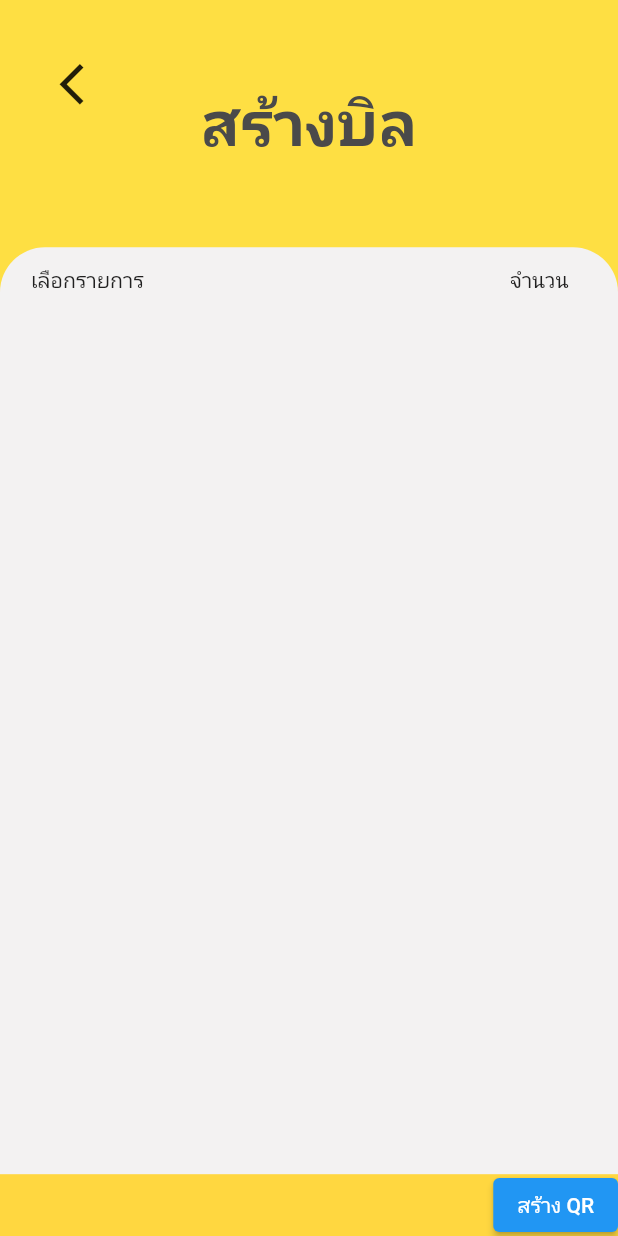
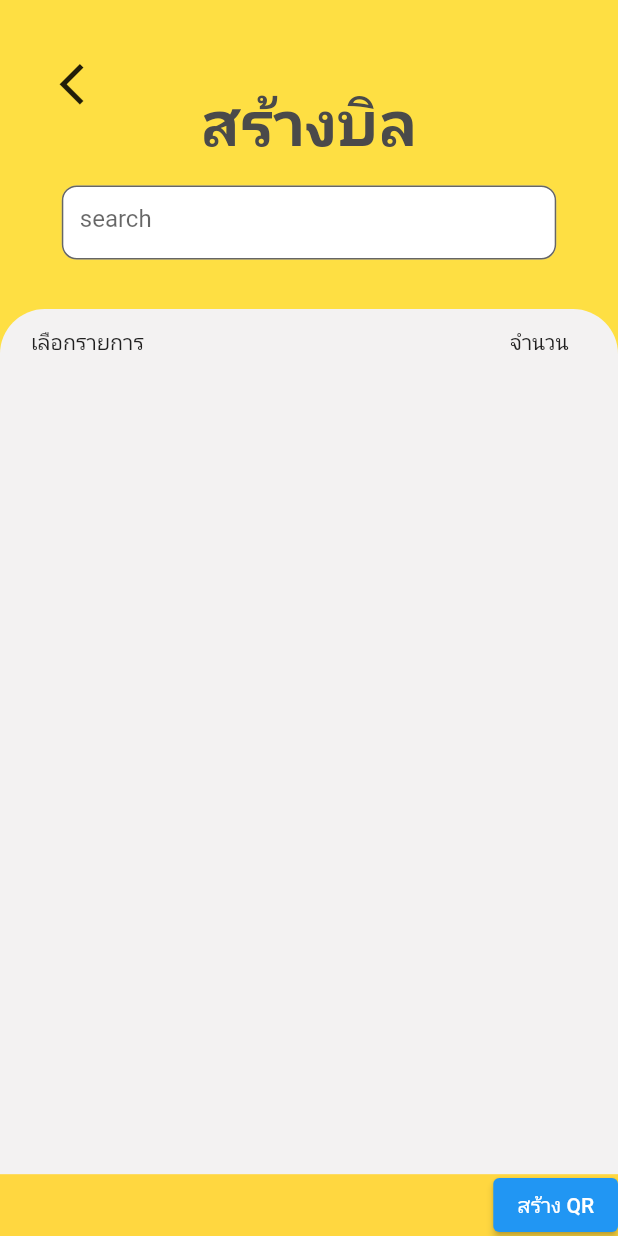
Before and after one commit to Chokun67/zeencamp_v2, a Flutter app: the CreateBill screen opened directly, on a phone screen of 412 x 824 dp. Run offline on Flutter 3.47's test engine with Material 2 defaults, Android fonts, the phone set to English and light mode, and no system bars; our stand-ins replace flutter_secure_storage, image_picker, qr_flutter; missing offline and left inert: qr_code_scanner; accounts and stored records are empty.

Commit message:
search and checkbox indexof

```diff
--- a/lib/shop/createbill.dart
+++ b/lib/shop/createbill.dart
@@ -17,8 +17,10 @@ class CreateBill extends StatefulWidget {
 }
 
 class _CreateBillState extends State<CreateBill> {
+  final _ctrlSearch = TextEditingController();
   final String ip = AccountService().ipAddress;
   List<Store> storemenu = [];
+  List<Store> storemenu2 = [];
   List<bool> isCheckedList = [];
   List<TextEditingController> textControllers = [];
   var token = "";
@@ -52,6 +54,15 @@ class _CreateBillState extends State<CreateBill> {
     });
   }
 
+  void filterData(String query) {
+    setState(() {
+      storemenu2 = storemenu
+          .where((store) =>
+              store.nameMenu.toLowerCase().contains(query.toLowerCase()))
+          .toList();
+    });
+  }
+
   @override
   void dispose() {
     // คืนทรัพยากรของ Controllers เมื่อไม่ใช้งาน
@@ -75,7 +86,12 @@ class _CreateBillState extends State<CreateBill> {
             context,
             "สร้างบิล",
             true,
-            0.2),
+            0.25),
+        Positioned(
+            top: heightsize * 0.15,
+            child: SizedBox(
+                width: widthsize,
+                child: Center(child: fieldSearchType(widthsize, heightsize)))),
         listMenu(widthsize, heightsize),
         Positioned(
             bottom: 0,
@@ -83,17 +99,35 @@ class _CreateBillState extends State<CreateBill> {
               width: widthsize,
               height: heightsize * 0.05,
               color: Colors.amberAccent,
-              child: Row(mainAxisAlignment: MainAxisAlignment.spaceBetween,
-                children: [
-                textControllers.isNotEmpty
-                    ? Text(textControllers[1].text)
-                    : const Text(''),
-                ElevatedButton(onPressed: (){}, child: Text("สร้าง QR"))
-              ]), // แก้ไขด้วยการตรวจสอบขนาดของ textControllers),
+              child: Row(
+                  mainAxisAlignment: MainAxisAlignment.spaceBetween,
+                  children: [
+                    textControllers.isNotEmpty
+                        ? Text(textControllers[1].text)
+                        : const Text(''),
+                    ElevatedButton(onPressed: () {}, child: Text("สร้าง QR"))
+                  ]), // แก้ไขด้วยการตรวจสอบขนาดของ textControllers),
             ))
       ]))),
     );
   }
+
+  Widget fieldSearchType(widthsize, heightsize) => SizedBox(
+        width: widthsize * 0.8,
+        height: heightsize * 0.06,
+        child: TextField(
+          onChanged: (value) => filterData(value),
+          controller: _ctrlSearch,
+          decoration: InputDecoration(
+              border: OutlineInputBorder(
+                  borderSide:
+                      const BorderSide(color: Color(0xFFAD6800), width: 1),
+                  borderRadius: BorderRadius.circular(10)),
+              fillColor: const Color(0xFFFFFFFF),
+              filled: true,
+              hintText: "search"),
+        ),
+      );
 
   Widget listMenu(widthsize, heightsize) {
     return Padding(
@@ -101,10 +135,10 @@ class _CreateBillState extends State<CreateBill> {
       child: Column(
         crossAxisAlignment: CrossAxisAlignment.start,
         children: [
-          SizedBox(height: heightsize * 0.1),
+          SizedBox(height: heightsize * 0.15),
           Container(
             padding: EdgeInsets.only(top: heightsize * 0.1),
-            height: heightsize * 0.8,
+            height: heightsize * 0.75,
             child: Column(
               children: [
                 Padding(
@@ -119,30 +153,34 @@ class _CreateBillState extends State<CreateBill> {
                 ),
                 Expanded(
                   child: ListView.builder(
-                    itemCount: storemenu.length,
+                    itemCount: _ctrlSearch.text.isEmpty
+                        ? storemenu.length
+                        : storemenu2.length,
                     itemBuilder: (context, index) {
+                      List<Store> displayList =
+                          _ctrlSearch.text.isEmpty ? storemenu : storemenu2;
+                      int originalIndex = storemenu.indexOf(displayList[index]);
                       return Padding(
                         padding: EdgeInsets.only(bottom: heightsize * 0.01),
                         child: Row(
                           children: [
                             Checkbox(
-                              value: isCheckedList[index], // สถานะเช็คบล็อก
+                              value: isCheckedList[
+                                  originalIndex], // สถานะเช็คบล็อก
                               onChanged: (bool? value) {
                                 setState(() {
-                                  isCheckedList[index] =
+                                  isCheckedList[originalIndex] =
                                       value ?? false; // อัปเดตสถานะเช็คบล็อก
+                                  textControllers[originalIndex].text = "";
                                 });
                               },
                             ),
-                            Container(
+                            SizedBox(
                               width: widthsize * 0.2,
                               height: heightsize * 0.1,
-                              color: isCheckedList[index]
-                                  ? Colors.green
-                                  : null, // สีของคอนเทนเนอร์
                               child: Center(
                                 child: Image.network(
-                                  'http://$ip:17003/api/v1/util/image/${storemenu[index].pictures}',
+                                  'http://$ip:17003/api/v1/util/image/${displayList[index].pictures}',
                                   fit: BoxFit.cover,
                                 ),
                               ),
@@ -150,12 +188,12 @@ class _CreateBillState extends State<CreateBill> {
                             Container(
                               width: widthsize * 0.25,
                               height: heightsize * 0.1,
-                              color: isCheckedList[index]
+                              color: isCheckedList[originalIndex]
                                   ? Colors.green
                                   : null, // สีของคอนเทนเนอร์
                               child: Center(
                                 child: Text(
-                                  storemenu[index].nameMenu,
+                                  displayList[index].nameMenu,
                                   style: const TextStyle(
                                     // สีของข้อความเมื่อเช็คบล็อกปิด
                                     fontSize: 25,
@@ -174,11 +212,12 @@ class _CreateBillState extends State<CreateBill> {
                               width: widthsize * 0.1,
                               height: heightsize * 0.03,
                               child: TextField(
+                                readOnly: !isCheckedList[originalIndex],
                                 decoration: const InputDecoration(
                                   hintText: '',
                                 ),
                                 controller: index < textControllers.length
-                                    ? textControllers[index]
+                                    ? textControllers[originalIndex]
                                     : null, // ตรวจสอบขนาดของ textControllers
                               ),
                             ),
```
